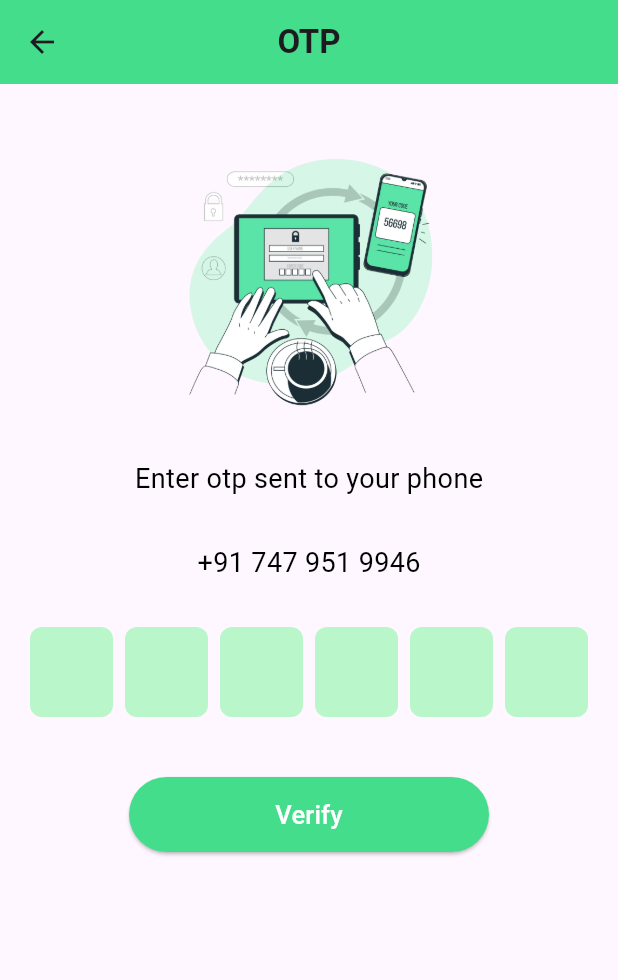
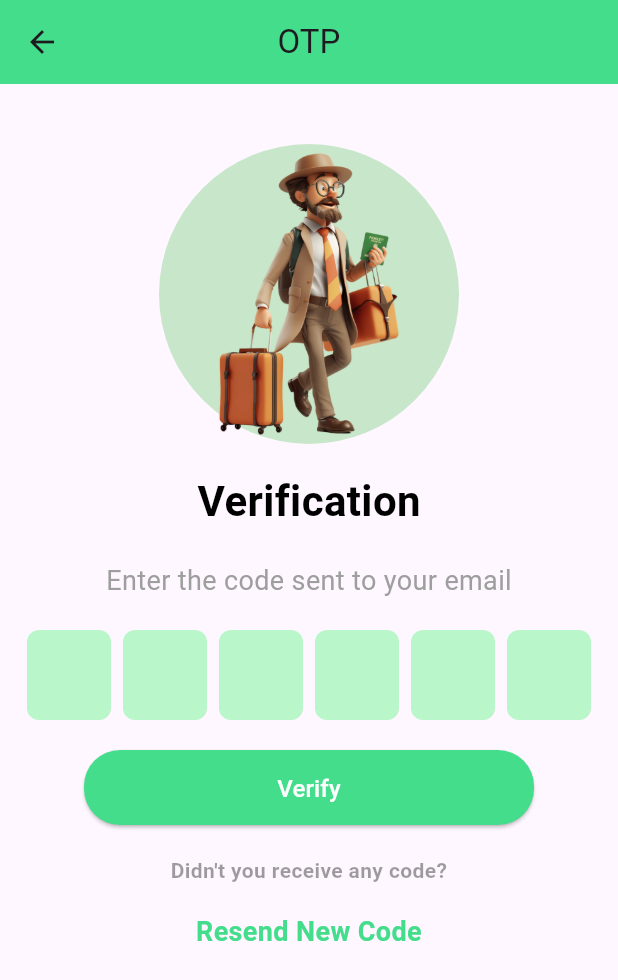
Before and after one commit to kamalnyan/Globe-Gaze, a Flutter app: the otp_screen screen opened directly, on a phone screen of 412 x 824 dp. Shown: the top 980 px of the screen. Run offline on Flutter 3.47's test engine with Material 3 defaults, Android fonts, the phone set to English and light mode, and no system bars; drawn by our look-alikes of pinput; our stand-ins replace cool_alert, flutter_svg, intl_phone_field, lottie, shared_preferences, smooth_page_indicator; accounts and stored records are empty.

Commit message:
Added some more ui feature to otp_screen.dart page

```diff
--- a/lib/login_signup_screens/otp_screen.dart
+++ b/lib/login_signup_screens/otp_screen.dart
@@ -1,11 +1,10 @@
 import 'package:flutter/material.dart';
-import 'package:globegaze/components/Elevated_button.dart';
 import 'package:globegaze/themes/colors.dart';
 import 'package:pinput/pinput.dart';
 
-import '../themes/dark_light_switch.dart';
 class otp_screen extends StatefulWidget {
   const otp_screen({super.key});
+
   @override
   State<otp_screen> createState() => _otp_screenState();
 }
@@ -13,8 +12,6 @@
 class _otp_screenState extends State<otp_screen> {
   @override
   Widget build(BuildContext context) {
-    var brightness = MediaQuery.of(context).platformBrightness;
-    bool isDarkMode = brightness == Brightness.dark;
     final defaultPinTheme = PinTheme(
       width: 56,
       height: 60,
@@ -31,41 +28,52 @@
     return Scaffold(
       appBar: AppBar(
         backgroundColor: PrimaryColor,
-        title: const Text('OTP',style: TextStyle(fontWeight: FontWeight.bold),),
+        title: const Text('OTP'),
         centerTitle: true,
       ),
-      body: SingleChildScrollView(
-        padding: const EdgeInsets.all(20),
-        child: Container(
-          margin: const EdgeInsets.only(top: 20),
+      body: Container(
+        margin: const EdgeInsets.only(top: 40),
         width: double.infinity,
         child: Column(
           children: [
-              //  Text('Verification', style: TextStyle(
-              //   color: LightDark(isDarkMode),
-              //   fontSize: 28,
-              //   fontWeight: FontWeight.bold,
-              //    ),
-              // ),
-              Image(image: const AssetImage('assets/png_jpeg_images/otp.png'),height: 180,width: 180,),
             Container(
-                margin: const EdgeInsets.symmetric(vertical: 30),
-                child:  Text('Enter otp sent to your phone',
+              width: 200,
+              height: 200,
+              decoration: BoxDecoration(
+                color: Colors.green.shade100,
+                shape: BoxShape.circle,
+              ),
+              child: Image.asset(
+                'assets/png_jpeg_images/otp1.png',
+              ),
+            ),
+            const SizedBox(
+              height: 18,
+            ),
+            const Text('Verification', style: TextStyle(
+              color: Colors.black,
+              fontSize: 28,
+              fontWeight: FontWeight.bold,
+            ),
+            ),
+            Container(
+              margin: const EdgeInsets.symmetric(vertical: 20),
+              child: const Text('Enter the code sent to your email',
                 style: TextStyle(
-                    color:LightDark(isDarkMode),
+                    color: Colors.grey,
                     fontSize: 18
                 ),
               ),
             ),
-              Container(
-                margin: const EdgeInsets.only(bottom: 30),
-                child:  Text("+91 747 951 9946",
-                  style: TextStyle(
-                    color:LightDark(isDarkMode),
-                    fontSize: 18,
-                  ),
-                ),
-              ),
+            // Container(
+            //   margin: const EdgeInsets.only(bottom: 20),
+            //   child: const Text("+91 747 951 9946",
+            //     style: TextStyle(
+            //       color: Colors.black,
+            //       fontSize: 18,
+            //     ),
+            //   ),
+            // ),
             Pinput(
               length: 6,
               defaultPinTheme: defaultPinTheme,
@@ -76,15 +84,61 @@
               ),
               onCompleted: (pin) => debugPrint(pin),
             ),
-              SizedBox(height: 40,),
             SizedBox(
-                width: 240,
+              height: 20,
+            ),
+            SizedBox(
+              width: 300,
               height: 50,
-                  child: Button(onPress:(){},text:"Verify",fontSize: 17.0,bgColor: PrimaryColor,fgColor: Colors.white, ))
+              child: ElevatedButton(
+                onPressed: () {},
+                style: ButtonStyle(
+                  foregroundColor:
+                  WidgetStateProperty.all<Color>(Colors.white),
+                  backgroundColor:
+                  WidgetStateProperty.all<Color>(PrimaryColor),
+                  shape:
+                  WidgetStateProperty.all<RoundedRectangleBorder>(
+                    RoundedRectangleBorder(
+                      borderRadius: BorderRadius.circular(24.0),
+                    ),
+                  ),
+                ),
+                child: const Padding(
+                  padding: EdgeInsets.all(14.0),
+                  child: Text(
+                    'Verify',
+                    style: TextStyle(fontSize: 16),
+                  ),
+                ),
+              ),
+            ),
+            const SizedBox(height: 20),
+            const Text(
+              "Didn't you receive any code?",
+              style: TextStyle(
+                fontSize: 14,
+                fontWeight: FontWeight.bold,
+                color: Colors.black38,
+              ),
+              textAlign: TextAlign.center,
+            ),
+            const SizedBox(
+              height: 18,
+            ),
+            const Text(
+              "Resend New Code",
+              style: TextStyle(
+                fontSize: 18,
+                fontWeight: FontWeight.bold,
+                color: PrimaryColor,
+              ),
+              textAlign: TextAlign.center,
+            ),
           ],
         ),
       ),
-      ),
     );
+
   }
 }
--- a/lib/main.dart
+++ b/lib/main.dart
@@ -22,7 +22,7 @@
         brightness: Brightness.dark,
         primaryColor: Colors.black,
       ),
-      home:  MyHomePage(),
+      home:  const otp_screen(),
     );
   }
 }
```
Lines whose indentation alone changed are shown as unchanged.
